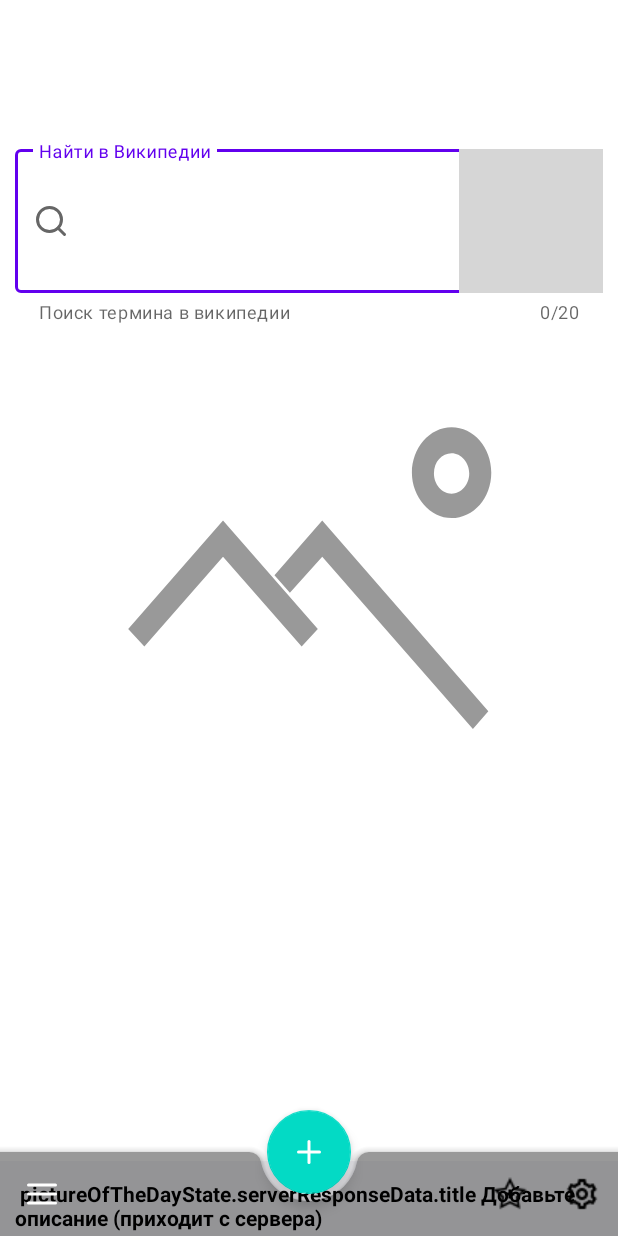
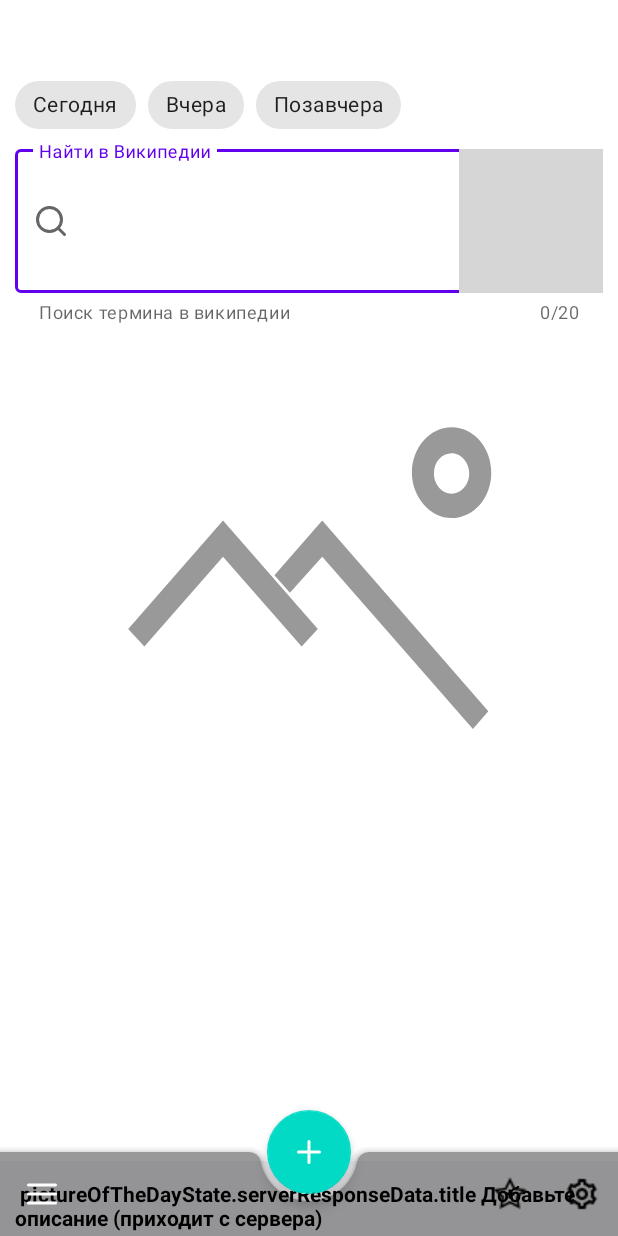
Before and after one commit to profitsw2000/NasaMaterialDesign, an Android app: the layout fragment_main.xml on its own in the app's theme, with its tools: preview values and no code run, on a phone screen of 412 x 824 dp. Run offline under Robolectric (Android 15) with nearby library versions, the phone set to English and light mode, and no system bars; network calls fail; grey boxes are pictures that could not be loaded.

Commit message:
В макет главного фрагмента, над фото, добавлены чипы для сегодняшней, вчерашней и позавчерашней фотографии. По нажатию на соответствующий чип открывается фото выбранного дня.

```diff
--- a/app/src/main/java/ru/profitsw2000/nasamaterialdesign/retrofit/PictureOfTheDayAPI.kt
+++ b/app/src/main/java/ru/profitsw2000/nasamaterialdesign/retrofit/PictureOfTheDayAPI.kt
@@ -9,4 +9,7 @@ interface PictureOfTheDayAPI {
 
     @GET("planetary/apod")
     fun getPictureOfTheDay(@Query("api_key") apiKey: String): Call<PODServerResponseData>
+
+    @GET("planetary/apod")
+    fun getPictureOfTheDayForDate(@Query("api_key") apiKey: String,@Query("date")  date:String): Call<PODServerResponseData>
 }
--- a/app/src/main/res/layout/fragment_main.xml
+++ b/app/src/main/res/layout/fragment_main.xml
@@ -10,6 +10,40 @@
         android:layout_height="match_parent"
         android:id="@+id/main"
         android:padding="10dp">
+
+        <com.google.android.material.chip.ChipGroup
+            android:id="@+id/chipGroup"
+            android:layout_width="match_parent"
+            android:layout_height="wrap_content"
+            android:orientation="horizontal"
+            app:layout_constraintBottom_toTopOf="@id/inputLayout"
+            app:layout_constraintStart_toStartOf="parent"
+            app:layout_constraintEnd_toEndOf="parent"
+            app:singleSelection="true">
+
+            <com.google.android.material.chip.Chip
+                style="@style/Widget.MaterialComponents.Chip.Choice"
+                android:layout_width="wrap_content"
+                android:layout_height="wrap_content"
+                android:id="@+id/today"
+                android:text="Сегодня" />
+
+            <com.google.android.material.chip.Chip
+                style="@style/Widget.MaterialComponents.Chip.Choice"
+                android:layout_width="wrap_content"
+                android:layout_height="wrap_content"
+                android:id="@+id/yesterday"
+                android:text="Вчера" />
+
+            <com.google.android.material.chip.Chip
+                style="@style/Widget.MaterialComponents.Chip.Choice"
+                android:layout_width="wrap_content"
+                android:layout_height="wrap_content"
+                android:id="@+id/before_yesterday"
+                android:text="Позавчера" />
+
+
+        </com.google.android.material.chip.ChipGroup>
 
         <com.google.android.material.textfield.TextInputLayout
             android:id="@+id/inputLayout"
@@ -65,7 +99,7 @@
             android:layout_height="wrap_content"
             android:id="@+id/mainGroup"
             tools:visibility="visible"
-            app:constraint_referenced_ids="inputLayout, imageView" />
+            app:constraint_referenced_ids="inputLayout, imageView, chipGroup" />
 
     </androidx.constraintlayout.widget.ConstraintLayout>
 
```
Also changed, not shown: app/src/main/java/ru/profitsw2000/nasamaterialdesign/model/PictureOfTheDayViewModel.kt (+40 -1 lines), app/src/main/java/ru/profitsw2000/nasamaterialdesign/ui/fragments/PictureOfTheDayFragment.kt (+40 -3 lines).
